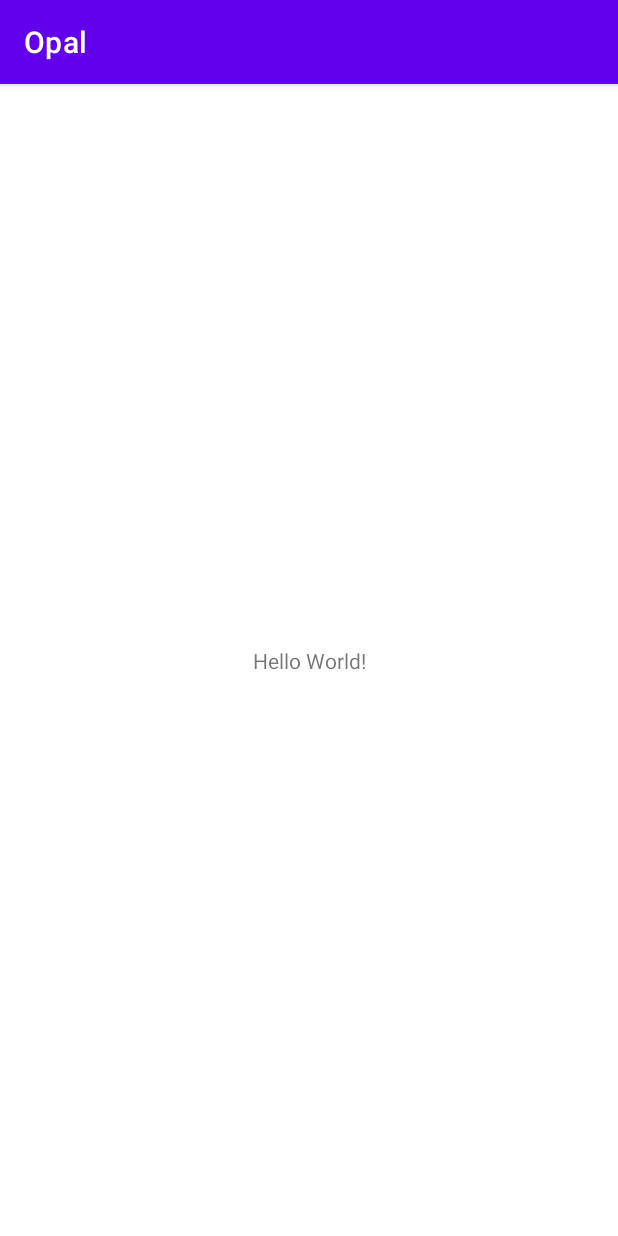
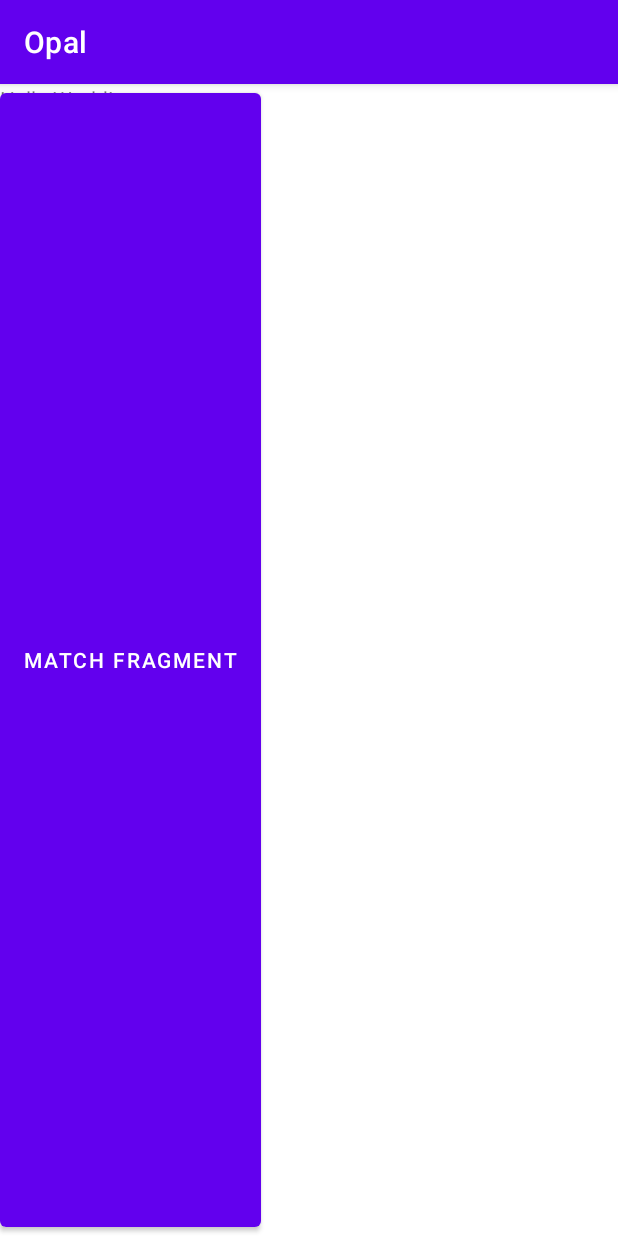
Before and after one commit to William102/MatchScouting, an Android app: the screen it shows after launch (MainActivity), on a phone screen of 412 x 824 dp. Run offline under Robolectric (Android 15) with nearby library versions, the phone set to English and light mode, and no system bars.

Commit message:
working on fragment

```diff
--- a/app/build.gradle
+++ b/app/build.gradle
@@ -32,6 +32,7 @@ dependencies {
     implementation 'androidx.appcompat:appcompat:1.4.0'
     implementation 'com.google.android.material:material:1.4.0'
     implementation 'androidx.constraintlayout:constraintlayout:2.1.2'
+    implementation 'androidx.legacy:legacy-support-v4:1.0.0'
     testImplementation 'junit:junit:4.+'
     androidTestImplementation 'androidx.test.ext:junit:1.1.3'
     androidTestImplementation 'androidx.test.espresso:espresso-core:3.4.0'
--- a/app/src/main/java/com/example/opal/MainActivity.java
+++ b/app/src/main/java/com/example/opal/MainActivity.java
@@ -3,6 +3,8 @@ package com.example.opal;
 import androidx.appcompat.app.AppCompatActivity;
 
 import android.os.Bundle;
+import android.view.View;
+import android.widget.Button;
 
 public class MainActivity extends AppCompatActivity {
 
@@ -10,5 +12,13 @@ public class MainActivity extends AppCompatActivity {
     protected void onCreate(Bundle savedInstanceState) {
         super.onCreate(savedInstanceState);
         setContentView(R.layout.activity_main);
+
+        Button matchFragment = findViewById(R.id.match_fragment);
+        matchFragment.setOnClickListener(new View.OnClickListener() {
+            @Override
+            public void onClick(View v) {
+
+            }
+        });
     }
 }
--- a/app/src/main/res/layout/activity_main.xml
+++ b/app/src/main/res/layout/activity_main.xml
@@ -1,5 +1,5 @@
 <?xml version="1.0" encoding="utf-8"?>
-<androidx.constraintlayout.widget.ConstraintLayout xmlns:android="http://schemas.android.com/apk/res/android"
+<RelativeLayout xmlns:android="http://schemas.android.com/apk/res/android"
     xmlns:app="http://schemas.android.com/apk/res-auto"
     xmlns:tools="http://schemas.android.com/tools"
     android:layout_width="match_parent"
@@ -14,5 +14,10 @@
         app:layout_constraintLeft_toLeftOf="parent"
         app:layout_constraintRight_toRightOf="parent"
         app:layout_constraintTop_toTopOf="parent" />
+    <Button
+        android:id="@+id/match_fragment"
+        android:layout_width="wrap_content"
+        android:layout_height="match_parent"
+        android:text="match fragment"/>
 
-</androidx.constraintlayout.widget.ConstraintLayout>
+</RelativeLayout>
--- a/app/src/main/res/values/strings.xml
+++ b/app/src/main/res/values/strings.xml
@@ -1,3 +1,5 @@
 <resources>
     <string name="app_name">Opal</string>
+    <!-- TODO: Remove or change this placeholder text -->
+    <string name="hello_blank_fragment">Hello blank fragment</string>
 </resources>
```
Also changed, not shown: app/src/main/java/com/example/opal/fragment_match.java (added, +64 -0 lines), app/src/main/res/layout/fragment_match.xml (added, +30 -0 lines).
